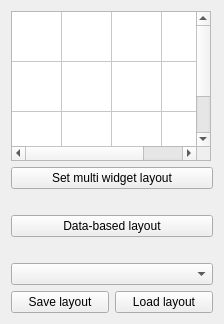
This is Modules/QtWidgets/src/QmitkMultiWidgetLayoutSelectionWidget.ui in MITK/MITK as Qt 5 draws it before an edit. The edited form follows.
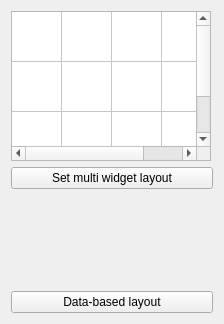
This is the edited form.

Commit message: Lift the layout actions out of the grid dialog

```diff
--- a/Modules/QtWidgets/src/QmitkMultiWidgetLayoutSelectionWidget.ui
+++ b/Modules/QtWidgets/src/QmitkMultiWidgetLayoutSelectionWidget.ui
@@ -100,47 +100,6 @@
      </property>
     </widget>
    </item>
-   <item>
-    <spacer name="verticalSpacer_2">
-     <property name="orientation">
-      <enum>Qt::Vertical</enum>
-     </property>
-     <property name="sizeHint" stdset="0">
-      <size>
-       <width>20</width>
-       <height>10</height>
-      </size>
-     </property>
-    </spacer>
-   </item>
-   <item>
-    <widget class="QComboBox" name="selectDefaultLayoutComboBox">
-     <property name="editable">
-      <bool>false</bool>
-     </property>
-     <property name="currentText">
-      <string/>
-     </property>
-    </widget>
-   </item>
-   <item>
-    <layout class="QHBoxLayout" name="horizontalLayout">
-     <item>
-      <widget class="QPushButton" name="saveLayoutPushButton">
-       <property name="text">
-        <string>Save layout</string>
-       </property>
-      </widget>
-     </item>
-     <item>
-      <widget class="QPushButton" name="loadLayoutPushButton">
-       <property name="text">
-        <string>Load layout</string>
-       </property>
-      </widget>
-     </item>
-    </layout>
-   </item>
   </layout>
  </widget>
  <layoutdefault spacing="6" margin="11"/>
```
The commit also changes 7 other files.
